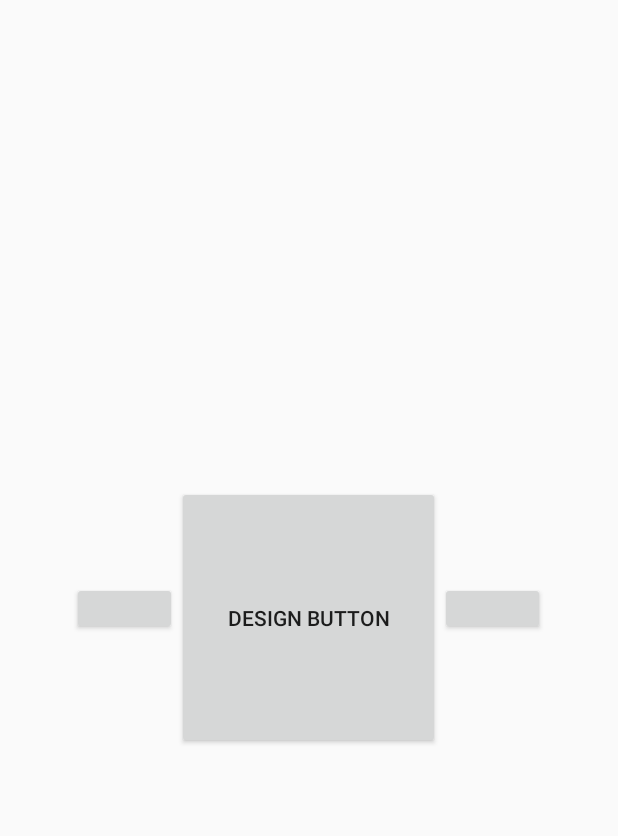
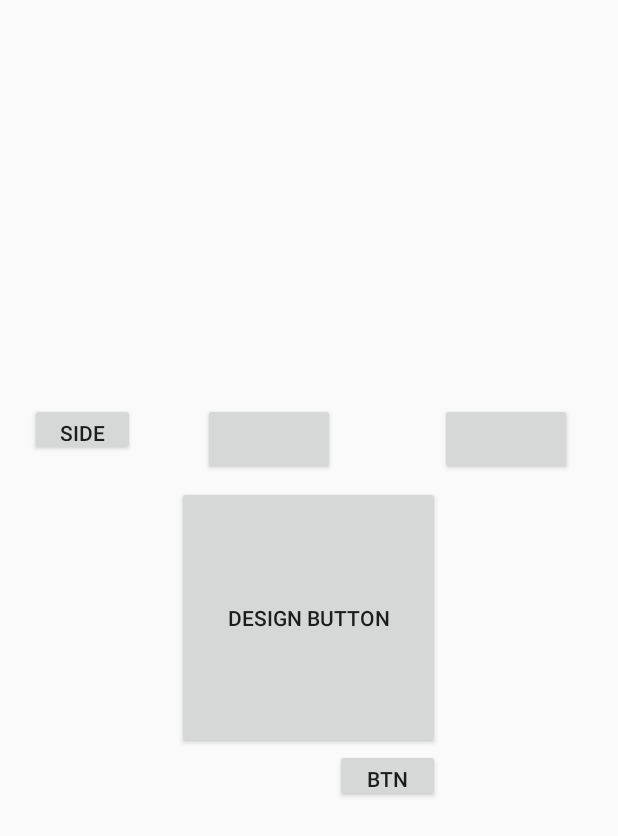
Before and after one commit to zmfoq12345/ANDROID_CLASS, an Android app: the layout RelativeLayout.xml on its own in the app's theme, with its tools: preview values and no code run, on a phone screen of 412 x 824 dp. Shown: the top 836 px of the screen. Run offline under Robolectric (Android 15) with nearby library versions, the phone set to English and light mode, and no system bars.

Commit message:
Relative

```diff
--- a/app/src/main/res/layout/RelativeLayout.xml
+++ b/app/src/main/res/layout/RelativeLayout.xml
@@ -16,13 +16,30 @@
     <Button
         android:layout_width="70dp"
         android:layout_height="35dp"
-        android:layout_toLeftOf ="@+id/design"
-        android:layout_alignBaseline = "@+id/design"/>
+        android:id="@+id/side"
+        android:text="side"
+        android:layout_above ="@+id/design"
+        android:layout_margin="20dp"/>
 
     <Button
         android:layout_width="70dp"
         android:layout_height="35dp"
-        android:layout_toRightOf="@+id/design"
-        android:layout_alignBaseline = "@+id/design"/>
+        android:id="@+id/btn"
+        android:text="btn"
+        android:layout_below="@+id/design"
+        android:layout_alignRight="@+id/design"/>
+
+    <Button
+        android:layout_width="wrap_content"
+        android:layout_height="wrap_content"
+        android:layout_alignTop="@+id/side"
+        android:layout_toLeftOf="@+id/btn"/>
+
+    <Button
+        android:layout_width="wrap_content"
+        android:layout_height="wrap_content"
+        android:layout_alignTop="@+id/side"
+        android:layout_toRightOf= "@+id/btn"/>
+
 
 </RelativeLayout>
--- a/app/src/main/res/values/ids.xml
+++ b/app/src/main/res/values/ids.xml
@@ -1,4 +1,6 @@
 <?xml version="1.0" encoding="utf-8"?>
 <resources>
     <item name="design" type="id" />
+    <item name="side" type="id" />
+    <item name="btn" type="id" />
 </resources>
```
